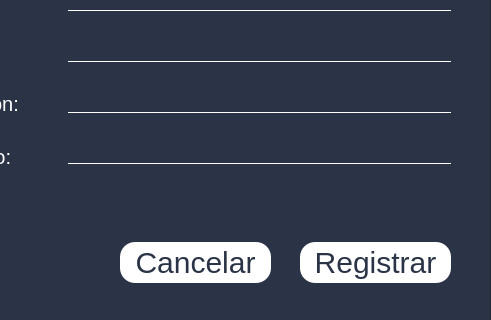
Old version of the form ui_py/registro.ui in the repository Simon010717/EasyParkingPy; both pictures show x 100 to 591 and y 438 to 758 of the 591 by 758 pixel window.
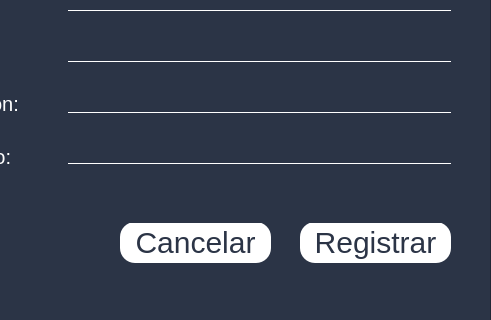
New version of the form. Icons and pictures are not drawn.

```diff
--- a/ui_py/registro.ui
+++ b/ui_py/registro.ui
@@ -93,7 +93,7 @@
      <property name="geometry">
       <rect>
        <x>220</x>
-       <y>680</y>
+       <y>660</y>
        <width>151</width>
        <height>41</height>
       </rect>
@@ -106,7 +106,7 @@
      <property name="geometry">
       <rect>
        <x>400</x>
-       <y>680</y>
+       <y>660</y>
        <width>151</width>
        <height>41</height>
       </rect>
```
